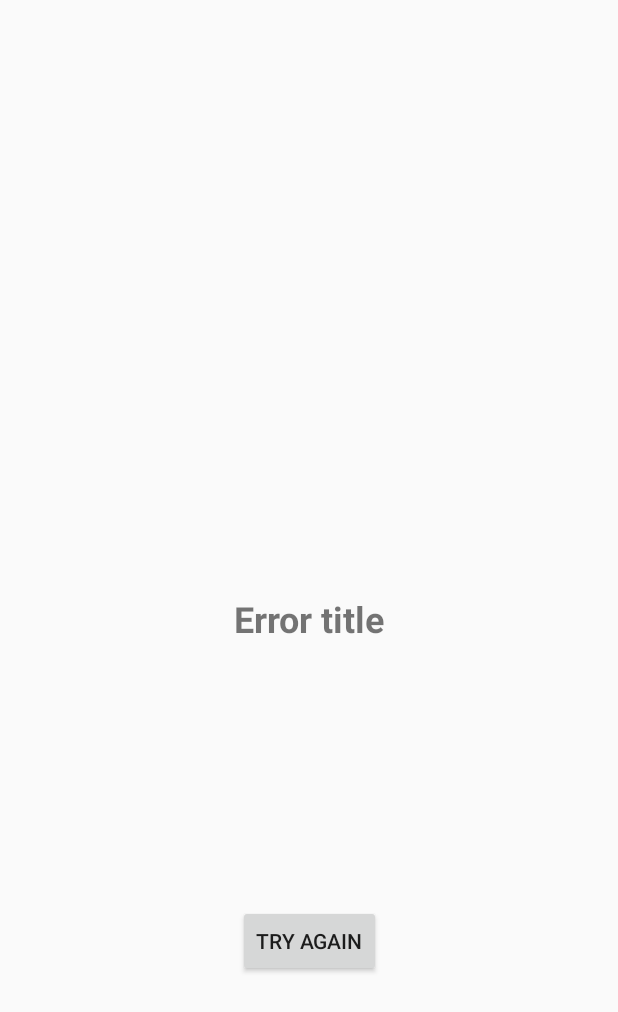
After one commit to afanasyeva656/OnlineCinema, an Android app: the layout fragment_error_movies_list.xml on its own in the app's theme, with its tools: preview values and no code run, on a phone screen of 412 x 824 dp. The commit adds this screen. Shown: the top 1012 px of the screen. Run offline under Robolectric (Android 15) with nearby library versions, the phone set to English and light mode, and no system bars; Roboto replaces fonts that are not available here.

Commit message:
Added states for fragment_movies_list.xml

```diff
--- /dev/null
+++ b/app/src/main/res/layout/fragment_error_movies_list.xml
@@ -0,0 +1,42 @@
+<?xml version="1.0" encoding="utf-8"?>
+<androidx.constraintlayout.widget.ConstraintLayout xmlns:android="http://schemas.android.com/apk/res/android"
+    xmlns:app="http://schemas.android.com/apk/res-auto"
+    xmlns:tools="http://schemas.android.com/tools"
+    android:layout_width="match_parent"
+    android:layout_height="match_parent">
+
+    <TextView
+        android:id="@+id/tvErrorTitle"
+        android:layout_width="wrap_content"
+        android:layout_height="wrap_content"
+        android:text="@string/error_title_placeholder"
+        android:textSize="24sp"
+        android:textStyle="bold"
+        app:layout_constraintBottom_toBottomOf="parent"
+        app:layout_constraintEnd_toEndOf="parent"
+        app:layout_constraintStart_toStartOf="parent"
+        app:layout_constraintTop_toTopOf="parent" />
+
+<!--    <TextView-->
+<!--        android:id="@+id/tvErrorDescription"-->
+<!--        android:layout_width="wrap_content"-->
+<!--        android:layout_height="wrap_content"-->
+<!--        android:layout_marginTop="12dp"-->
+<!--        android:text="@string/error_description_placeholder"-->
+<!--        android:textSize="16sp"-->
+<!--        app:layout_constraintEnd_toEndOf="parent"-->
+<!--        app:layout_constraintStart_toStartOf="parent"-->
+<!--        app:layout_constraintTop_toBottomOf="@+id/tvErrorTitle" />-->
+
+    <Button
+        android:id="@+id/bTryAgain"
+        android:layout_width="wrap_content"
+        android:layout_height="wrap_content"
+        android:text="@string/try_again"
+        app:layout_constraintBottom_toBottomOf="parent"
+        app:layout_constraintEnd_toEndOf="parent"
+        app:layout_constraintStart_toStartOf="parent"
+        app:layout_constraintTop_toBottomOf="@+id/tvErrorTitle"
+        app:layout_constraintVertical_bias="0.503" />
+
+</androidx.constraintlayout.widget.ConstraintLayout>
--- a/app/src/main/res/values/strings.xml
+++ b/app/src/main/res/values/strings.xml
@@ -7,4 +7,6 @@
     <string name="internet_connection_error">No internet connection</string>
     <string name="unknown_error">Oops! Something went wrong</string>
     <string name="try_again">Try again</string>
+    <string name="error_description_placeholder">Error description</string>
+    <string name="error_title_placeholder">Error title</string>
 </resources>
```
Also changed, not shown: app/src/main/java/com/afanasyeva656/onlinecinema/features/movies_list_screen/ui/MoviesListFragment.kt (+16 -11 lines), app/src/main/java/com/afanasyeva656/onlinecinema/features/movies_list_screen/ui/MoviesListViewModel.kt (+9 -5 lines), app/src/main/res/layout/fragment_movies_list.xml (+15 -18 lines), app/src/main/res/layout/fragment_success_movies_list.xml (added, +32 -0 lines).
